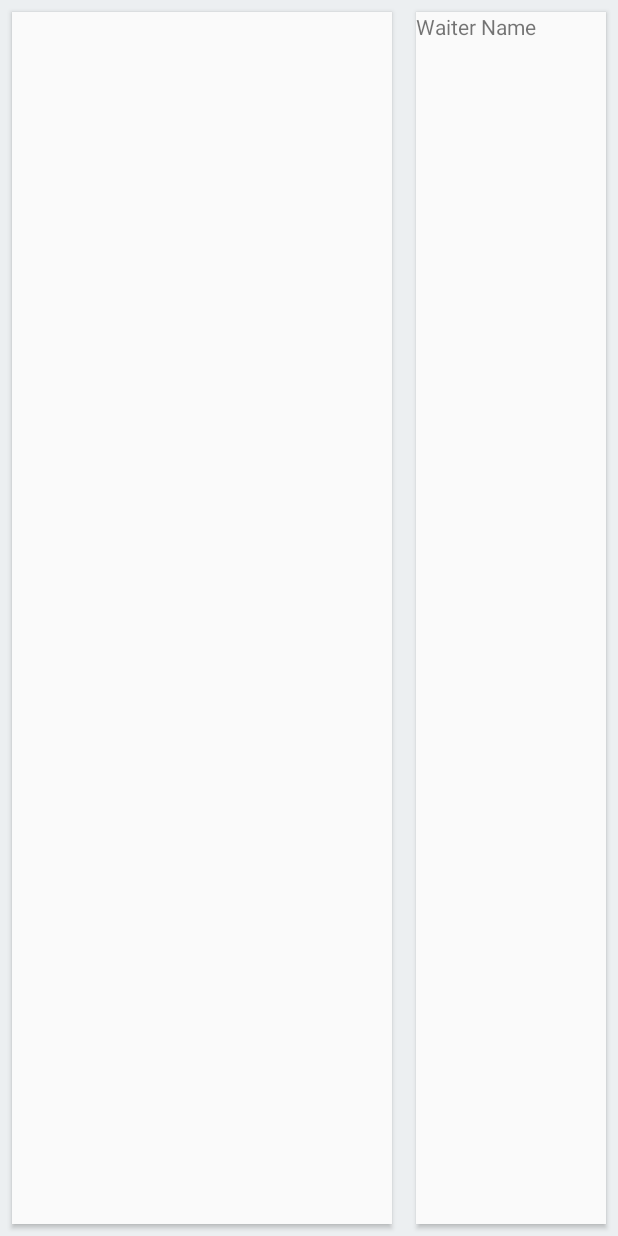
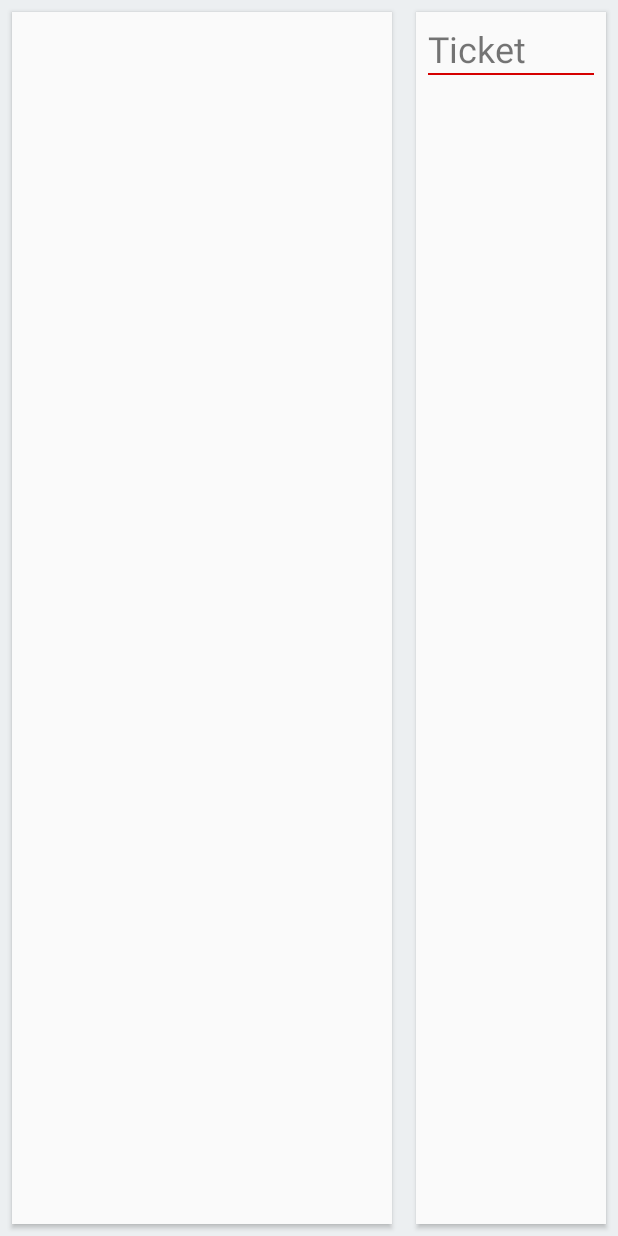
Before and after one commit to ElAngeluz/BarAndRestaurant, an Android app: the layout fragment_register.xml on its own in the app's theme, with its tools: preview values and no code run, on a phone screen of 412 x 824 dp. Run offline under Robolectric (Android 15) with nearby library versions, the phone set to English and light mode, and no system bars.

Commit message:
made some changes to orderitem, save and query order items

```diff
--- a/app/src/main/java/com/mobitill/barandrestaurant/data/DBHelper.java
+++ b/app/src/main/java/com/mobitill/barandrestaurant/data/DBHelper.java
@@ -54,12 +54,13 @@ public class DBHelper extends SQLiteOpenHelper {
 
     private static final String SQL_CREATE_ORDER_ITEM_ENTRIES =
             "CREATE TABLE " + OrderItemEntry.TABLE_NAME + " (" +
+                    OrderItemEntry._ID + INTEGER_TYPE + " PRIMARY KEY," +
+                    OrderItemEntry.COLUMN_NAME_ENTRY_ID + TEXT_TYPE + COMMA_SEP +
                     OrderItemEntry.COLUMN_NAME_PRODUCT_ID + TEXT_TYPE + COMMA_SEP +
                     OrderItemEntry.COLUMN_NAME_ORDER_ID + TEXT_TYPE + COMMA_SEP +
                     OrderItemEntry.COLUMN_NAME_COUNTER + TEXT_TYPE + COMMA_SEP +
                     OrderItemEntry.COLUMN_NAME_SYNCED + BOOLEAN_TYPE + COMMA_SEP +
-                    OrderItemEntry.COLUMN_NAME_CHECKED_OUT + BOOLEAN_TYPE + COMMA_SEP +
-                    "PRIMARY KEY (" + OrderItemEntry.COLUMN_NAME_PRODUCT_ID  + COMMA_SEP + OrderItemEntry.COLUMN_NAME_ORDER_ID + " )" +" )";
+                    OrderItemEntry.COLUMN_NAME_CHECKED_OUT + BOOLEAN_TYPE +" )";
 
 
     public DBHelper(Context context) {
--- a/app/src/main/java/com/mobitill/barandrestaurant/data/orderItem/OrderItemDataSource.java
+++ b/app/src/main/java/com/mobitill/barandrestaurant/data/orderItem/OrderItemDataSource.java
@@ -1,9 +1,10 @@
 package com.mobitill.barandrestaurant.data.orderItem;
-
 
 
 import com.mobitill.barandrestaurant.data.DataSource;
 import com.mobitill.barandrestaurant.data.orderItem.model.OrderItem;
+
+import java.util.List;
 
 import io.reactivex.Observable;
 
@@ -13,6 +14,6 @@ import io.reactivex.Observable;
 
 public interface OrderItemDataSource extends DataSource<OrderItem, String> {
 
-    Observable<OrderItem> getOrderItemWithIdentifier(String identifier);
+    Observable<List<OrderItem>> getOrderItemWithOrderId(String orderId);
 
 }
--- a/app/src/main/java/com/mobitill/barandrestaurant/data/orderItem/source/local/OrderItemPersistenceContract.java
+++ b/app/src/main/java/com/mobitill/barandrestaurant/data/orderItem/source/local/OrderItemPersistenceContract.java
@@ -21,6 +21,7 @@ public final class OrderItemPersistenceContract {
 
     public static abstract class OrderItemEntry implements BaseColumns {
         public static final String TABLE_NAME = "order_item";
+        public static final String COLUMN_NAME_ENTRY_ID = "entryid";
         public static final String COLUMN_NAME_PRODUCT_ID = "product_id";
         public static final String COLUMN_NAME_ORDER_ID = "order_id";
         public static final String COLUMN_NAME_COUNTER = "counter";
--- a/app/src/main/java/com/mobitill/barandrestaurant/data/orderItem/source/remote/OrderItemRemoteDataSource.java
+++ b/app/src/main/java/com/mobitill/barandrestaurant/data/orderItem/source/remote/OrderItemRemoteDataSource.java
@@ -57,8 +57,10 @@ public class OrderItemRemoteDataSource implements OrderItemDataSource{
         return null;
     }
 
+
     @Override
-    public Observable<OrderItem> getOrderItemWithIdentifier(String identifier) {
+    public Observable<List<OrderItem>> getOrderItemWithOrderId(String orderId) {
         return null;
     }
+
 }
--- a/app/src/main/java/com/mobitill/barandrestaurant/register/RegisterContract.java
+++ b/app/src/main/java/com/mobitill/barandrestaurant/register/RegisterContract.java
@@ -2,7 +2,7 @@ package com.mobitill.barandrestaurant.register;
 
 import com.mobitill.barandrestaurant.BasePresenter;
 import com.mobitill.barandrestaurant.BaseView;
-import com.mobitill.barandrestaurant.data.orderItem.model.OrderItem;
+import com.mobitill.barandrestaurant.data.order.model.Order;
 import com.mobitill.barandrestaurant.data.product.models.Product;
 
 import java.util.List;
@@ -17,11 +17,13 @@ public interface RegisterContract {
 
         void showNoProducts();
 
-        void showOrderItemCreated(OrderItem orderItem);
+        void showOrderItemCreated(Order orderItem);
     }
     interface Presenter extends BasePresenter{
         void getProducts();
 
         void createOrder(Product product);
+
+        void getOrderItems(Order order);
     }
 }
--- a/app/src/main/java/com/mobitill/barandrestaurant/register/adapter/RegisterAdapter.kt
+++ b/app/src/main/java/com/mobitill/barandrestaurant/register/adapter/RegisterAdapter.kt
@@ -121,6 +121,7 @@ class RegisterAdapter(val activity: Activity,  val mComparator: Comparator<Produ
         }
 
         fun bind(product: Product){
+            mProduct = Product();
             mProduct = product
             mProductButton.text = product.name
         }
--- a/app/src/main/res/layout-port/fragment_register.xml
+++ b/app/src/main/res/layout-port/fragment_register.xml
@@ -6,20 +6,29 @@
               android:background="@color/background"
               tools:context="com.mobitill.barandrestaurant.register.RegisterFragment">
 
-
     <RelativeLayout
         android:id="@+id/ticketRelativeLayout"
         android:layout_width="match_parent"
         android:layout_weight="1"
         android:elevation="@dimen/elevation_small"
-        android:layout_margin="8dp"
+        android:layout_margin="@dimen/padding_margin_small"
+        android:padding="@dimen/padding_margin_small"
         android:background="@color/foreground"
         android:layout_height="0dp">
 
         <TextView
             android:layout_width="match_parent"
             android:layout_height="wrap_content"
-            android:text="Waiter Name"/>
+            android:textSize="@dimen/product_text_size"
+            android:text="@string/ticket"
+            android:id="@+id/textView"/>
+
+        <View
+            android:layout_width="match_parent"
+            android:layout_height="1dp"
+            android:background="@color/colorAccent"
+            android:layout_below="@+id/textView"
+            android:layout_alignParentStart="true"/>
 
     </RelativeLayout>
 
--- a/app/src/main/res/layout/fragment_register.xml
+++ b/app/src/main/res/layout/fragment_register.xml
@@ -21,14 +21,24 @@
         android:layout_width="0dp"
         android:layout_weight="1"
         android:elevation="@dimen/elevation_small"
-        android:layout_margin="8dp"
+        android:layout_margin="@dimen/padding_margin_small"
+        android:padding="@dimen/padding_margin_small"
         android:background="@color/foreground"
         android:layout_height="match_parent">
 
         <TextView
             android:layout_width="match_parent"
             android:layout_height="wrap_content"
-            android:text="Waiter Name"/>
+            android:textSize="@dimen/product_text_size"
+            android:text="@string/ticket"
+            android:id="@+id/textView"/>
+
+        <View
+            android:layout_width="match_parent"
+            android:layout_height="1dp"
+            android:background="@color/colorAccent"
+            android:layout_below="@+id/textView"
+            android:layout_alignParentStart="true"/>
 
     </RelativeLayout>
 
--- a/app/src/main/res/values/dimens.xml
+++ b/app/src/main/res/values/dimens.xml
@@ -5,4 +5,5 @@
     <dimen name="dp10">10dp</dimen>
     <dimen name="dp20">20dp</dimen>
     <dimen name="product_text_size">24sp</dimen>
+    <dimen name="padding_margin_small">8dp</dimen>
 </resources>
--- a/app/src/main/res/values/strings.xml
+++ b/app/src/main/res/values/strings.xml
@@ -20,4 +20,5 @@
     <string name="login_failed">Login Failed Please Try Again</string>
     <string name="key_waiter_id">waiter_id</string>
     <string name="key_products_version">products_version</string>
+    <string name="ticket">Ticket</string>
 </resources>
```
Also changed, not shown: app/src/main/java/com/mobitill/barandrestaurant/data/orderItem/OrderItemRepository.java (+5 -2 lines), app/src/main/java/com/mobitill/barandrestaurant/data/orderItem/model/OrderItem.java (+30 -0 lines), app/src/main/java/com/mobitill/barandrestaurant/data/orderItem/source/local/OrderItemLocalDataSource.java (+12 -9 lines), app/src/main/java/com/mobitill/barandrestaurant/register/RegisterFragment.java (+7 -3 lines), app/src/main/java/com/mobitill/barandrestaurant/register/RegisterPresenter.java (+27 -7 lines), app/src/main/res/layout/order_item.xml (added, +23 -0 lines).
